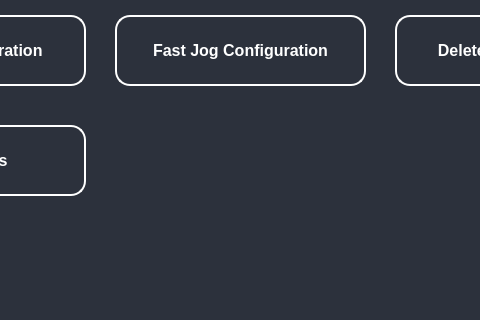
Before: the Qt Designer form Simple_PySide_Base-master_4/GUI_BASE.ui in oriolmonfar/TFG_1, drawn with Qt 5; both pictures show x 300 to 780 and y 95 to 415 of the 1024 by 600 pixel window.
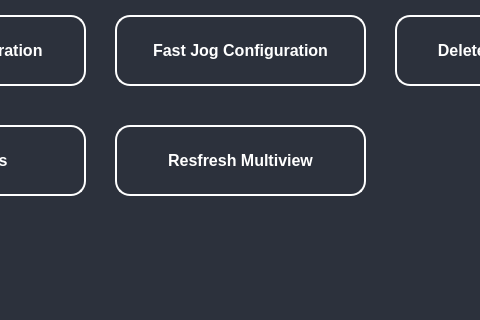
After: the same form once the commit is applied. The open tabs and pages were chosen to show the change. Icons and pictures are not drawn.

```diff
--- a/Simple_PySide_Base-master_4/GUI_BASE.ui
+++ b/Simple_PySide_Base-master_4/GUI_BASE.ui
@@ -7011,6 +7011,42 @@
                      <string>Reset Marks</string>
                     </property>
                    </widget>
+                   <widget class="QPushButton" name="config_refresh_multi">
+                    <property name="geometry">
+                     <rect>
+                      <x>330</x>
+                      <y>140</y>
+                      <width>251</width>
+                      <height>71</height>
+                     </rect>
+                    </property>
+                    <property name="styleSheet">
+                     <string notr="true">QPushButton {
+    font-family: &quot;Arial&quot;;    /* Cambia la fuente */
+    font-size: 16px;         /* Tamaño del texto */
+    font-weight: bold;       /* Negrita */    
+    color: white;				 /* Color del texto */
+	padding: 10px;           
+    border-radius: 15px;
+	border: 2px solid rgba(255,255,255,255);  /* Borde blanco con transparencia */
+}
+
+QPushButton:hover {
+	background-color: rgba(0,150,250,50);
+}
+
+QPushButton:pressed {
+    background-color: rgba(0,150,250,50);
+}
+
+
+
+</string>
+                    </property>
+                    <property name="text">
+                     <string>Resfresh Multiview</string>
+                    </property>
+                   </widget>
                   </widget>
                   <widget class="QWidget" name="page_export">
                    <widget class="QPushButton" name="export_playlist">
```
Left out of the diff: 2 changed lines with no effect on the pictures.
